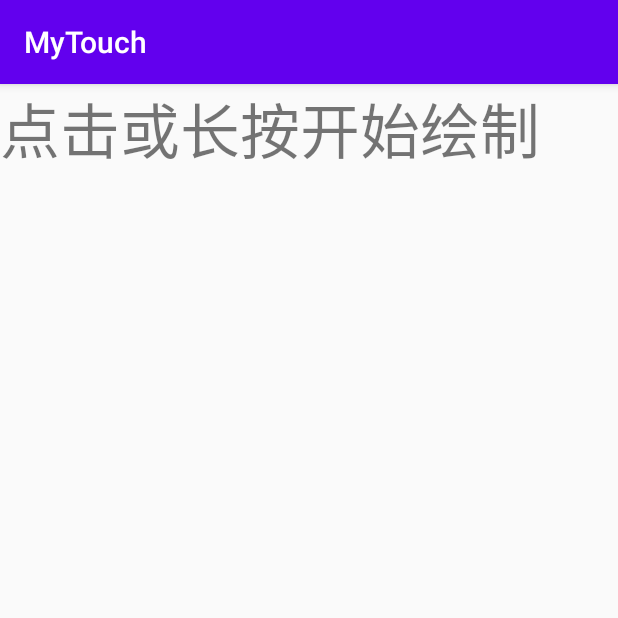
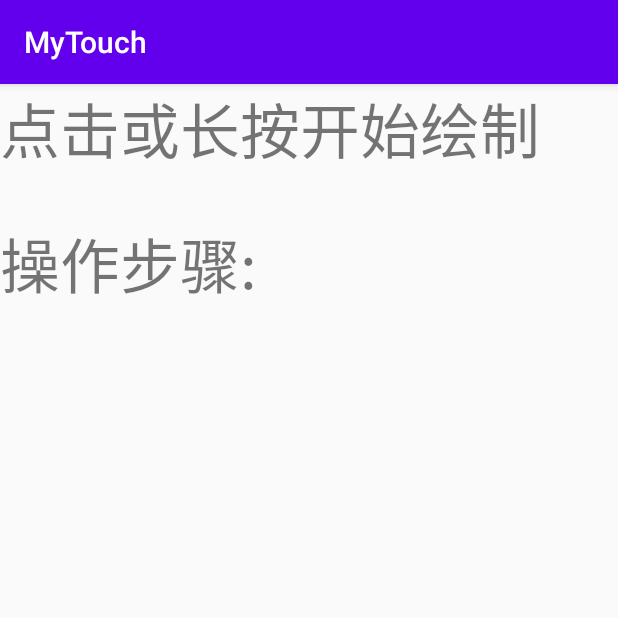
Before and after one commit to EasonJ-233/my_touch_screen, an Android app: the screen it shows after launch (MainActivity), on a phone screen of 412 x 824 dp, the top half of it. Run offline under Robolectric (Android 15) with nearby library versions, the phone set to English and light mode, and no system bars.

```diff
--- a/app/src/main/res/layout/activity_main.xml
+++ b/app/src/main/res/layout/activity_main.xml
@@ -22,4 +22,14 @@
         app:layout_constraintRight_toRightOf="parent"
         tools:ignore="MissingConstraints" />
 
+    <TextView
+        android:id="@+id/tv_step"
+        android:layout_width="match_parent"
+        android:layout_height="wrap_content"
+        android:textSize="40sp"
+        android:text="操作步骤: \n"
+        app:layout_constraintTop_toBottomOf="@id/tv_desc"
+        android:layout_marginTop="30dp"
+        tools:ignore="MissingConstraints" />
+
 </android.support.constraint.ConstraintLayout>
```
Also changed, not shown: app/src/main/java/com/example/mytouch/MainActivity.java (+54 -9 lines).
